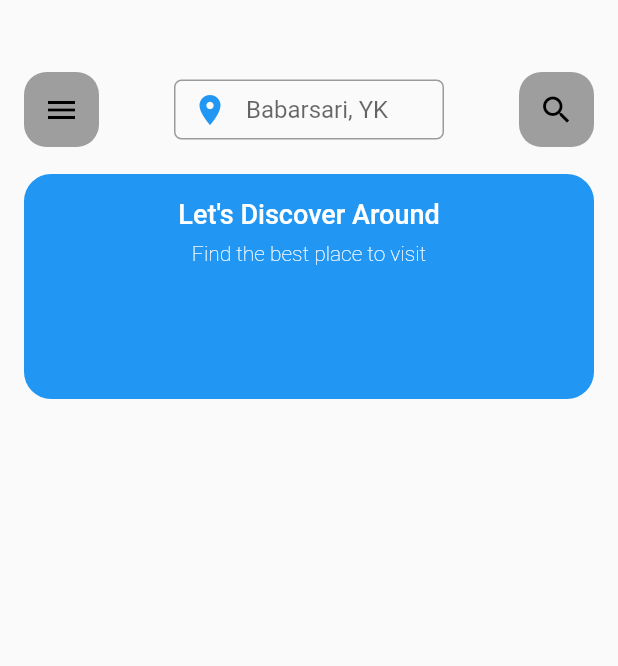
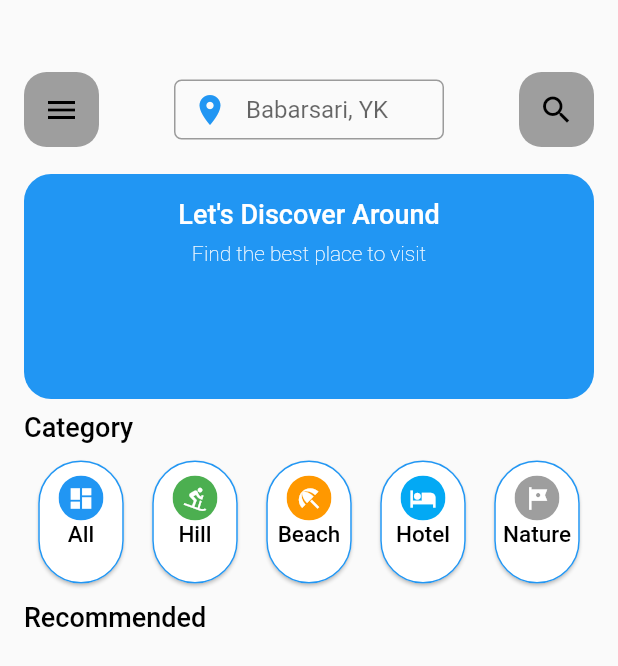
Before and after one commit to Nzovia/traveller, a Flutter app: the screen it shows after launch, on a phone screen of 412 x 824 dp. Shown: the top 666 px of the screen. Run offline on Flutter 3.47's test engine with Material 2 defaults, Android fonts, the phone set to English and light mode, and no system bars.

Commit message:
added categories and recommended scrollview

```diff
--- /dev/null
+++ b/lib/models/recommended_data.dart
@@ -0,0 +1,22 @@
+class recommendedData{
+  List recommended = [
+    {
+      "recommendedImage": "images/beach.jp",
+    },
+
+    {
+      "recommendedImage": "images/beach2.jpg",
+    },
+
+    {
+      "recommendedImage": "images/forest.jpeg",
+    },
+
+    {
+      "recommendedImage": "images/forest2.jpg",
+    },
+
+
+
+  ];
+}
--- a/lib/pages/landingpage.dart
+++ b/lib/pages/landingpage.dart
@@ -1,62 +1,68 @@
 import 'package:flutter/material.dart';
 import 'package:cupertino_icons/cupertino_icons.dart';
+import 'package:traveller/models/recommended_data.dart';
 import 'package:traveller/widgets/TextsWidgets/largerTexts.dart';
 import 'package:traveller/widgets/TextsWidgets/smallerTexts.dart';
+import 'package:traveller/widgets/cards/categorycard.dart';
+import 'package:traveller/widgets/cards/recommended_card.dart';
 
 class HomePage extends StatelessWidget {
   const HomePage({Key? key}) : super(key: key);
+
 
   @override
   Widget build(BuildContext context) {
     return Scaffold(
       body: SingleChildScrollView(
-       child: Padding(padding: const EdgeInsets.fromLTRB(16.0, 48.0, 16.0, 16.0),
+        child: Padding(
+          padding: const EdgeInsets.fromLTRB(16.0, 48.0, 16.0, 16.0),
           child: Column(
             children: [
-
               Row(
                 mainAxisAlignment: MainAxisAlignment.spaceBetween,
-
-                children:  [
+                children: [
                   ClipRRect(
                       borderRadius: BorderRadius.circular(15.0),
-                    child:Container(
+                      child: Container(
                         width: 50,
                         height: 50,
                         color: Colors.grey,
-                      child:const Icon(Icons.menu, size: 24, color: Colors.black,),
-                    )
-
+                        child: const Icon(
+                          Icons.menu,
+                          size: 24,
+                          color: Colors.black,
                         ),
+                      )),
                   const SizedBox(
                     width: 180,
                     height: 40,
-                    child:TextField(
+                    child: TextField(
                       decoration: InputDecoration(
                         contentPadding: EdgeInsets.all(8.0),
                         hintText: "Babarsari, YK",
                         border: OutlineInputBorder(
                           borderRadius: BorderRadius.all(Radius.circular(5.0)),
                         ),
-                        prefixIcon: Icon(Icons.location_on, color: Colors.blue,),
-
+                        prefixIcon: Icon(
+                          Icons.location_on,
+                          color: Colors.blue,
                         ),
                       ),
                     ),
-
+                  ),
                   ClipRRect(
                       borderRadius: BorderRadius.circular(15.0),
-                    child:Container(
+                      child: Container(
                         width: 50,
                         height: 50,
                         color: Colors.grey,
-                      child:const Icon(Icons.search, size: 24, color: Colors.black,),
-                    )
-
+                        child: const Icon(
+                          Icons.search,
+                          size: 24,
+                          color: Colors.black,
                         ),
-
+                      )),
                 ],
-
               ),
 
               const SizedBox(
@@ -64,30 +70,95 @@ class HomePage extends StatelessWidget {
               ),
               ClipRRect(
                 borderRadius: BorderRadius.circular(18.0),
-                child:Container(
+                child: Container(
                     height: 150.0,
                     color: Colors.blue,
                     child: Center(
                       child: Column(
                         children: const [
-                          SizedBox(height:16.0),
-                          LargerTexts(typedText: "Let's Discover Around", textColor: Colors.white),
-                          SizedBox(height:8.0),
-                          SmallerTexts(typedText: 'Find the best place to visit', textColor: Colors.white,),
+                          SizedBox(height: 16.0),
+                          LargerTexts(
+                              typedText: "Let's Discover Around",
+                              textColor: Colors.white),
+                          SizedBox(height: 8.0),
+                          SmallerTexts(
+                            typedText: 'Find the best place to visit',
+                            textColor: Colors.white,
+                          ),
                           SizedBox(height: 8.0),
                           //ButtonWidget();
-
-
                         ],
                       ),
-                )
+                    )),
+              ),
+              const SizedBox(
+                height: 8.0,
+              ),
+              const Align(
+                alignment: Alignment.bottomLeft,
+                child:
+                    LargerTexts(typedText: "Category", textColor: Colors.black),
+              ),
 
+              const SizedBox(
+                height: 8.0,
               ),
-              )
+              //Row to show categories
+              Row(
+                mainAxisAlignment: MainAxisAlignment.spaceAround,
+                children: const [
+                  CategoryCard(
+                      category: "All",
+                      categoryIcon: Icons.dashboard,
+                      iconColor: Colors.blue),
+                  CategoryCard(
+                      category: "Hill",
+                      categoryIcon: Icons.downhill_skiing,
+                      iconColor: Colors.green),
+                  CategoryCard(
+                      category: "Beach",
+                      categoryIcon: Icons.beach_access,
+                      iconColor: Colors.orange),
+                  CategoryCard(
+                      category: "Hotel",
+                      categoryIcon: Icons.hotel,
+                      iconColor: Colors.lightBlue),
+                  CategoryCard(
+                      category: "Nature",
+                      categoryIcon: Icons.tour,
+                      iconColor: Colors.grey),
+                ],
+              ),
+              const SizedBox(
+                height: 8.0,
+              ),
+              const Align(
+                alignment: Alignment.bottomLeft,
+                child:
+                    LargerTexts(typedText: "Recommended", textColor: Colors.black),
+              ),
+
+              //horizontal list of recommended places
+              // ListView(
+              //   scrollDirection: Axis.horizontal,
+              //   shrinkWrap: true,
+              //   physics: const NeverScrollableScrollPhysics(),
+              //   children: recommendedData().recommended.map((e) {
+              //     return buildLargeCard(
+              //         e['recommendedImage'],
+              //        );
+              //
+              //   }).toList(),
+              // )
             ],
           ),
         ),
       ),
     );
   }
+
+//A method to build category cards
+// Widget categoryCards(category, categoryIcon, iconColor) {
+//   return CategoryCard(category: category, categoryIcon: categoryIcon, iconColor: iconColor);
+// }
 }
--- a/lib/widgets/cards/categorycard.dart
+++ b/lib/widgets/cards/categorycard.dart
@@ -1,12 +1,12 @@
 
 import 'package:flutter/material.dart';
 
-class CardWidget extends StatelessWidget {
+class CategoryCard extends StatelessWidget {
   final String category;
   final IconData? categoryIcon;
   final Color iconColor;
 
-  const CardWidget({Key? key,
+  const CategoryCard({Key? key,
     required this.category,
     required this.categoryIcon,
     required this.iconColor}) : super(key: key);
@@ -15,29 +15,34 @@ class CardWidget extends StatelessWidget {
   Widget build(BuildContext context) {
     return Container(
       color: Colors.transparent,
-      height: 60,
-      width: 40,
-      decoration: const BoxDecoration(
-        color: Colors.blueGrey,
-        shape: BoxShape.circle,
-        borderRadius: BorderRadius.all(Radius.circular(8.0))
+      height: 90,
+      width: 65,
+      child: Card(
+        shape: RoundedRectangleBorder(
+          borderRadius: BorderRadius.circular(50.0),
+          side: const BorderSide(width: 1, color: Colors.blue),
         ),
-      child: Card(
+        child:Padding(padding: EdgeInsets.fromLTRB(5.0, 10.0, 5.0, 5.0),
             child:Column(
               children: [
                 ClipOval(
+                  child:Container(
+                    height: 30,
+                    width: 30,
+                    color: iconColor,
                     child: Icon(categoryIcon,
-                  size: 20,
-                  color:iconColor),
+                        size: 18,
+                        color:Colors.white),
+            )
 
                 ),
                 Text(category,
-              style: const TextStyle(fontSize: 18,
+                  style: const TextStyle(fontSize: 15,
                       color: Colors.black,
                       fontWeight: FontWeight.w500), )
               ],
             )
-
+        ),
       ),
     );
   }
```
Also changed, not shown: lib/widgets/cards/recommended_card.dart (+38 -0 lines), pubspec.yaml (+9 -3 lines), images/beach.jpg (added), images/beach2.jpg (added), images/forest.jpeg (added), images/forest2.jpg (added), images/hills.jpeg (added), images/hills2.jpeg (added), images/hotel1.jpg (added), images/hotel2.jpeg (added). Lines whose indentation alone changed are shown as unchanged.
